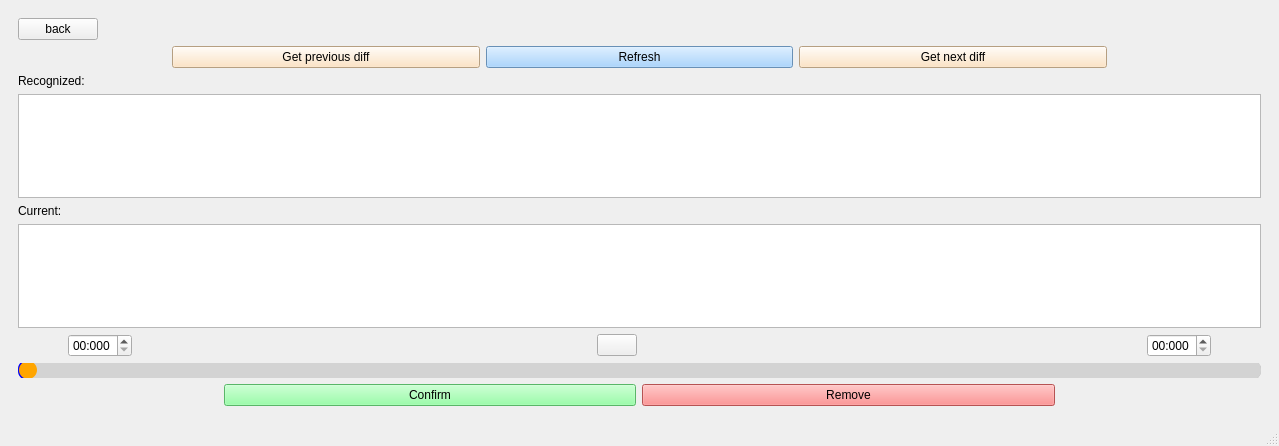
Before: the Qt Designer form GUI/form.ui in Klaasibub/DatasetApp, drawn with Qt 5.
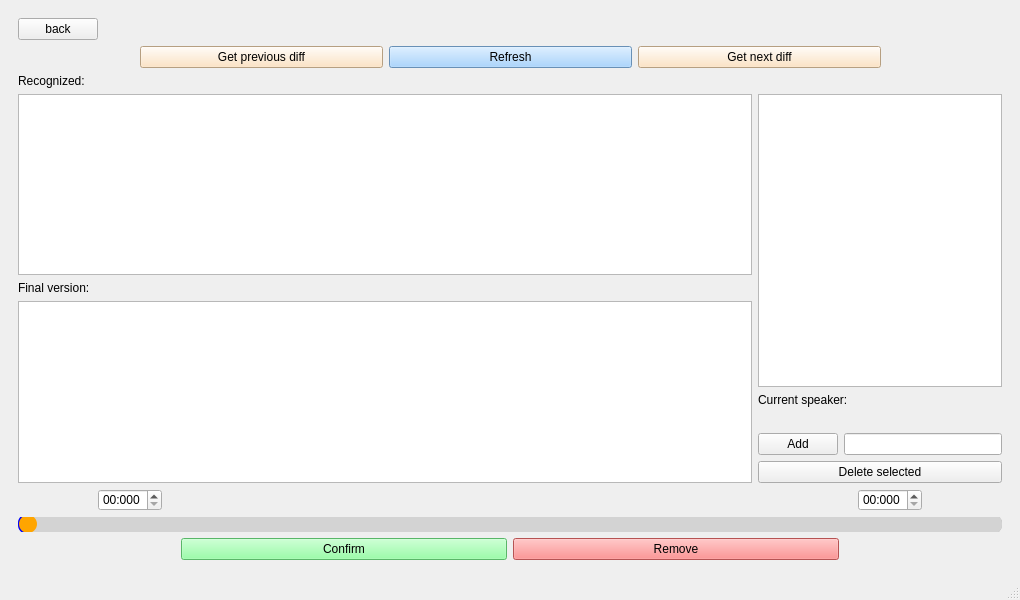
After: the same form once the commit is applied. The open tabs and pages were chosen to show the change. Icons and pictures are not drawn.

Commit message: Added ability to create speaker.

```diff
--- a/GUI/form.ui
+++ b/GUI/form.ui
@@ -6,8 +6,8 @@
    <rect>
     <x>0</x>
     <y>0</y>
-    <width>1279</width>
-    <height>446</height>
+    <width>1020</width>
+    <height>600</height>
    </rect>
   </property>
   <property name="windowTitle">
@@ -283,13 +283,127 @@
        </layout>
       </widget>
       <widget class="QWidget" name="page_2">
-       <layout class="QGridLayout" name="gridLayout_6" rowminimumheight="1,1,2,2,1,0">
+       <layout class="QGridLayout" name="gridLayout_6">
         <item row="4" column="0">
-         <layout class="QGridLayout" name="gridLayout_3">
-          <item row="1" column="0">
-           <widget class="QSlider" name="slider">
+         <layout class="QHBoxLayout" name="audioControllerLayout">
+          <item>
+           <widget class="QTimeEdit" name="beginTimeEdit">
             <property name="styleSheet">
-             <string notr="true">QSlider::groove:horizontal {
+             <string notr="true">margin-left:80px
+</string>
+            </property>
+            <property name="currentSection">
+             <enum>QDateTimeEdit::SecondSection</enum>
+            </property>
+            <property name="displayFormat">
+             <string>ss:zzz</string>
+            </property>
+           </widget>
+          </item>
+          <item>
+           <spacer name="horizontalSpacer_3">
+            <property name="orientation">
+             <enum>Qt::Horizontal</enum>
+            </property>
+            <property name="sizeHint" stdset="0">
+             <size>
+              <width>40</width>
+              <height>20</height>
+             </size>
+            </property>
+           </spacer>
+          </item>
+          <item>
+           <widget class="QPushButton" name="stopBt">
+            <property name="autoFillBackground">
+             <bool>false</bool>
+            </property>
+            <property name="styleSheet">
+             <string notr="true">image: url(:/icons/Stop.png);</string>
+            </property>
+            <property name="text">
+             <string/>
+            </property>
+            <property name="default">
+             <bool>false</bool>
+            </property>
+            <property name="flat">
+             <bool>true</bool>
+            </property>
+           </widget>
+          </item>
+          <item>
+           <widget class="QPushButton" name="playBt">
+            <property name="autoFillBackground">
+             <bool>false</bool>
+            </property>
+            <property name="styleSheet">
+             <string notr="true">image: url(:/icons/PlayPause.png);</string>
+            </property>
+            <property name="text">
+             <string/>
+            </property>
+            <property name="default">
+             <bool>false</bool>
+            </property>
+            <property name="flat">
+             <bool>true</bool>
+            </property>
+           </widget>
+          </item>
+          <item>
+           <spacer name="horizontalSpacer_4">
+            <property name="orientation">
+             <enum>Qt::Horizontal</enum>
+            </property>
+            <property name="sizeHint" stdset="0">
+             <size>
+              <width>40</width>
+              <height>20</height>
+             </size>
+            </property>
+           </spacer>
+          </item>
+          <item>
+           <widget class="QTimeEdit" name="endTimeEdit">
+            <property name="styleSheet">
+             <string notr="true">margin-right: 80px</string>
+            </property>
+            <property name="displayFormat">
+             <string>ss:zzz</string>
+            </property>
+           </widget>
+          </item>
+         </layout>
+        </item>
+        <item row="0" column="0">
+         <layout class="QHBoxLayout" name="buttonBackLayout">
+          <item>
+           <widget class="QPushButton" name="backBt">
+            <property name="text">
+             <string>back</string>
+            </property>
+           </widget>
+          </item>
+          <item>
+           <spacer name="backSpacer">
+            <property name="orientation">
+             <enum>Qt::Horizontal</enum>
+            </property>
+            <property name="sizeHint" stdset="0">
+             <size>
+              <width>40</width>
+              <height>20</height>
+             </size>
+            </property>
+           </spacer>
+          </item>
+         </layout>
+        </item>
+        <item row="5" column="0">
+         <widget class="QSlider" name="slider">
+          <property name="styleSheet">
+           <string notr="true">QSlider::groove:horizontal {
 border: 1px solid #999999;
 height: 18px;
 
@@ -320,173 +434,17 @@
 border-top-left-radius: 9px;
 border-bottom-left-radius: 9px;
 }</string>
-            </property>
-            <property name="maximum">
-             <number>100</number>
-            </property>
-            <property name="pageStep">
-             <number>100</number>
-            </property>
-            <property name="orientation">
-             <enum>Qt::Horizontal</enum>
-            </property>
-           </widget>
-          </item>
-          <item row="0" column="0">
-           <layout class="QHBoxLayout" name="horizontalLayout_8">
-            <item>
-             <layout class="QHBoxLayout" name="horizontalLayout_7">
-              <property name="leftMargin">
-               <number>50</number>
-              </property>
-              <item>
-               <widget class="QTimeEdit" name="beginTimeEdit">
-                <property name="currentSection">
-                 <enum>QDateTimeEdit::SecondSection</enum>
-                </property>
-                <property name="displayFormat">
-                 <string>ss:zzz</string>
-                </property>
-               </widget>
-              </item>
-             </layout>
-            </item>
-            <item>
-             <spacer name="horizontalSpacer_3">
-              <property name="orientation">
-               <enum>Qt::Horizontal</enum>
-              </property>
-              <property name="sizeHint" stdset="0">
-               <size>
-                <width>40</width>
-                <height>20</height>
-               </size>
-              </property>
-             </spacer>
-            </item>
-            <item>
-             <widget class="QPushButton" name="stopBt">
-              <property name="autoFillBackground">
-               <bool>false</bool>
-              </property>
-              <property name="styleSheet">
-               <string notr="true">image: url(:/icons/Stop.png);</string>
-              </property>
-              <property name="text">
-               <string/>
-              </property>
-              <property name="default">
-               <bool>false</bool>
-              </property>
-              <property name="flat">
-               <bool>false</bool>
-              </property>
-             </widget>
-            </item>
-            <item>
-             <widget class="QPushButton" name="playBt">
-              <property name="autoFillBackground">
-               <bool>false</bool>
-              </property>
-              <property name="styleSheet">
-               <string notr="true">image: url(:/icons/PlayPause.png);</string>
-              </property>
-              <property name="text">
-               <string/>
-              </property>
-              <property name="default">
-               <bool>false</bool>
-              </property>
-              <property name="flat">
-               <bool>true</bool>
-              </property>
-             </widget>
-            </item>
-            <item>
-             <spacer name="horizontalSpacer_4">
-              <property name="orientation">
-               <enum>Qt::Horizontal</enum>
-              </property>
-              <property name="sizeHint" stdset="0">
-               <size>
-                <width>40</width>
-                <height>20</height>
-               </size>
-              </property>
-             </spacer>
-            </item>
-            <item>
-             <layout class="QHBoxLayout" name="horizontalLayout_9">
-              <property name="leftMargin">
-               <number>0</number>
-              </property>
-              <property name="rightMargin">
-               <number>50</number>
-              </property>
-              <item>
-               <widget class="QTimeEdit" name="endTimeEdit">
-                <property name="displayFormat">
-                 <string>ss:zzz</string>
-                </property>
-               </widget>
-              </item>
-             </layout>
-            </item>
-           </layout>
-          </item>
-         </layout>
-        </item>
-        <item row="5" column="0">
-         <layout class="QHBoxLayout" name="horizontalLayout_20" stretch="1,2,2,1">
-          <item>
-           <spacer name="horizontalSpacer_13">
-            <property name="orientation">
-             <enum>Qt::Horizontal</enum>
-            </property>
-            <property name="sizeHint" stdset="0">
-             <size>
-              <width>40</width>
-              <height>20</height>
-             </size>
-            </property>
-           </spacer>
-          </item>
-          <item>
-           <widget class="QPushButton" name="confirmBt">
-            <property name="styleSheet">
-             <string notr="true">background-color: rgb(125, 255, 145);
-color: rgb(0, 0, 0);</string>
-            </property>
-            <property name="text">
-             <string>Confirm</string>
-            </property>
-           </widget>
-          </item>
-          <item>
-           <widget class="QPushButton" name="removeBt">
-            <property name="styleSheet">
-             <string notr="true">background-color: rgb(255, 116, 116);
-color: rgb(0, 0, 0);</string>
-            </property>
-            <property name="text">
-             <string>Remove</string>
-            </property>
-           </widget>
-          </item>
-          <item>
-           <spacer name="horizontalSpacer_12">
-            <property name="orientation">
-             <enum>Qt::Horizontal</enum>
-            </property>
-            <property name="sizeHint" stdset="0">
-             <size>
-              <width>40</width>
-              <height>20</height>
-             </size>
-            </property>
-           </spacer>
-          </item>
-         </layout>
+          </property>
+          <property name="maximum">
+           <number>100</number>
+          </property>
+          <property name="pageStep">
+           <number>100</number>
+          </property>
+          <property name="orientation">
+           <enum>Qt::Horizontal</enum>
+          </property>
+         </widget>
         </item>
         <item row="1" column="0">
          <layout class="QHBoxLayout" name="horizontalLayout_19" stretch="1,2,2,2,1">
@@ -551,17 +509,10 @@
           </item>
          </layout>
         </item>
-        <item row="0" column="0">
-         <layout class="QHBoxLayout" name="horizontalLayout_17">
+        <item row="6" column="0">
+         <layout class="QHBoxLayout" name="confirmRemoveLayout" stretch="1,2,2,1">
           <item>
-           <widget class="QPushButton" name="backBt">
-            <property name="text">
-             <string>back</string>
-            </property>
-           </widget>
-          </item>
-          <item>
-           <spacer name="horizontalSpacer_9">
+           <spacer name="LeftCRSpacer">
             <property name="orientation">
              <enum>Qt::Horizontal</enum>
             </property>
@@ -573,47 +524,143 @@
             </property>
            </spacer>
           </item>
-         </layout>
-        </item>
-        <item row="3" column="0">
-         <layout class="QVBoxLayout" name="verticalLayout_3">
           <item>
-           <widget class="QPlainTextEdit" name="recognizedTE">
-            <property name="font">
-             <font>
-              <family>Courier New</family>
-              <pointsize>9</pointsize>
-             </font>
+           <widget class="QPushButton" name="confirmBt">
+            <property name="styleSheet">
+             <string notr="true">background-color: rgb(125, 255, 145);
+color: rgb(0, 0, 0);</string>
             </property>
-            <property name="plainText">
-             <string/>
+            <property name="text">
+             <string>Confirm</string>
             </property>
            </widget>
           </item>
           <item>
-           <widget class="QLabel" name="label_4">
+           <widget class="QPushButton" name="removeBt">
+            <property name="styleSheet">
+             <string notr="true">background-color: rgb(255, 116, 116);
+color: rgb(0, 0, 0);</string>
+            </property>
             <property name="text">
-             <string>Current:</string>
+             <string>Remove</string>
             </property>
            </widget>
           </item>
           <item>
-           <widget class="QPlainTextEdit" name="currentTE">
-            <property name="font">
-             <font>
-              <pointsize>8</pointsize>
-             </font>
+           <spacer name="RightCRSpacer">
+            <property name="orientation">
+             <enum>Qt::Horizontal</enum>
             </property>
-           </widget>
+            <property name="sizeHint" stdset="0">
+             <size>
+              <width>40</width>
+              <height>20</height>
+             </size>
+            </property>
+           </spacer>
           </item>
          </layout>
         </item>
         <item row="2" column="0">
-         <widget class="QLabel" name="label_3">
-          <property name="text">
-           <string>Recognized:</string>
+         <layout class="QHBoxLayout" name="textSpeakerLayout" stretch="9,3">
+          <property name="topMargin">
+           <number>0</number>
           </property>
-         </widget>
+          <property name="rightMargin">
+           <number>0</number>
+          </property>
+          <item>
+           <layout class="QVBoxLayout" name="textAreasLayout">
+            <item>
+             <widget class="QLabel" name="label_3">
+              <property name="text">
+               <string>Recognized:</string>
+              </property>
+             </widget>
+            </item>
+            <item>
+             <widget class="QPlainTextEdit" name="recognizedTE">
+              <property name="font">
+               <font>
+                <family>Courier New</family>
+                <pointsize>9</pointsize>
+               </font>
+              </property>
+              <property name="plainText">
+               <string/>
+              </property>
+             </widget>
+            </item>
+            <item>
+             <widget class="QLabel" name="label_4">
+              <property name="text">
+               <string>Final version:</string>
+              </property>
+             </widget>
+            </item>
+            <item>
+             <widget class="QPlainTextEdit" name="currentTE">
+              <property name="font">
+               <font>
+                <pointsize>8</pointsize>
+               </font>
+              </property>
+             </widget>
+            </item>
+           </layout>
+          </item>
+          <item>
+           <layout class="QVBoxLayout" name="speakersLayout">
+            <property name="topMargin">
+             <number>20</number>
+            </property>
+            <property name="rightMargin">
+             <number>0</number>
+            </property>
+            <item>
+             <widget class="QListWidget" name="speakersList">
+              <property name="minimumSize">
+               <size>
+                <width>100</width>
+                <height>0</height>
+               </size>
+              </property>
+             </widget>
+            </item>
+            <item>
+             <widget class="QLabel" name="currentSpeaker">
+              <property name="text">
+               <string>Current speaker:</string>
+              </property>
+             </widget>
+            </item>
+            <item>
+             <layout class="QHBoxLayout" name="addSpekaerLayout">
+              <property name="topMargin">
+               <number>20</number>
+              </property>
+              <item>
+               <widget class="QPushButton" name="addSpeakerBt">
+                <property name="text">
+                 <string>Add</string>
+                </property>
+               </widget>
+              </item>
+              <item>
+               <widget class="QLineEdit" name="speakerNameTE"/>
+              </item>
+             </layout>
+            </item>
+            <item>
+             <widget class="QPushButton" name="deleteSpeaker">
+              <property name="text">
+               <string>Delete selected</string>
+              </property>
+             </widget>
+            </item>
+           </layout>
+          </item>
+         </layout>
         </item>
        </layout>
       </widget>
```
Left out of the diff: 8 changed lines with no effect on the pictures. The commit also changes 3 other files.
